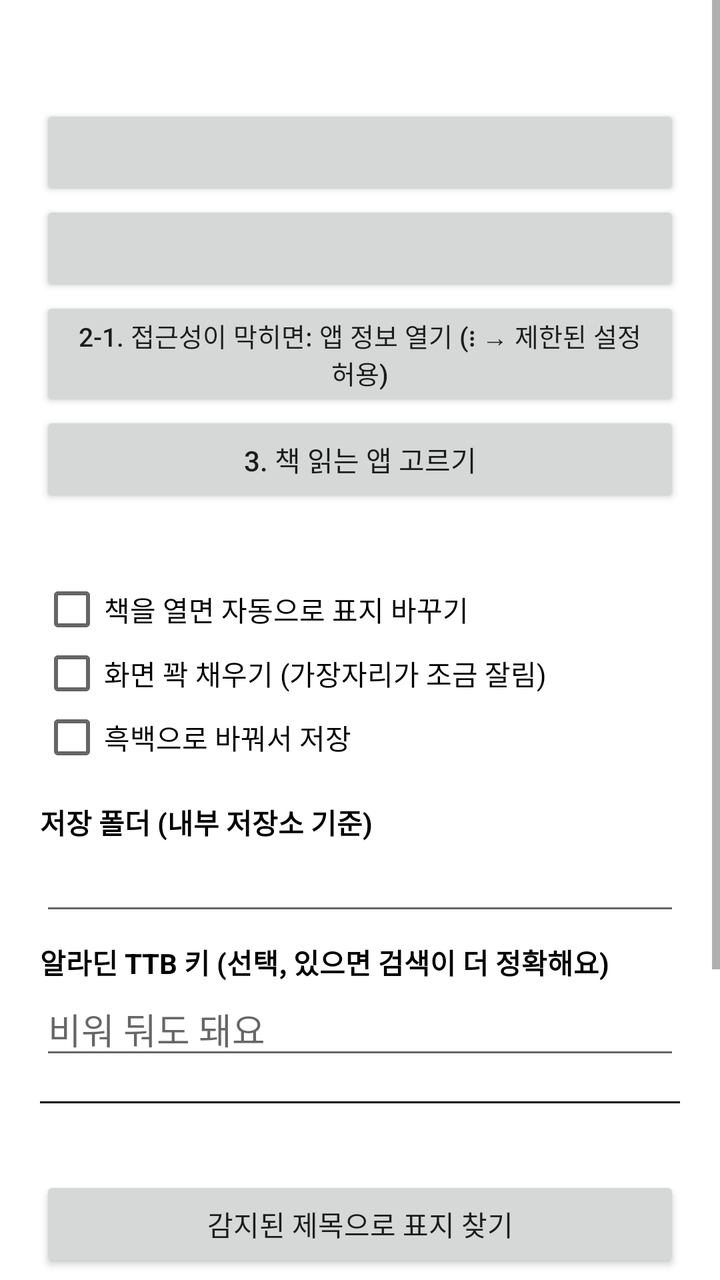
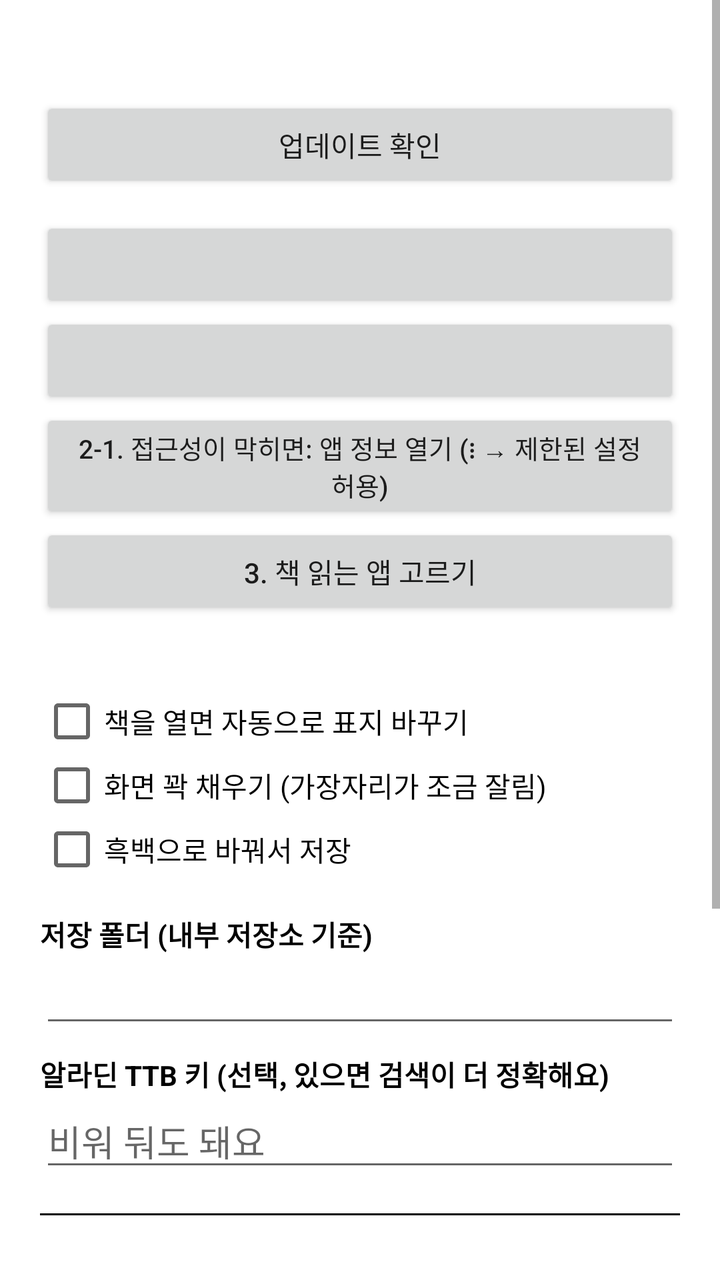

Compare the two renders of this Android layout. The source of the first and the diff that turns it into the second are given below.
<!-- AndroidManifest.xml: application theme android:Theme.Material.Light.DarkActionBar -->
<!-- res/layout/activity_main.xml -->
<?xml version="1.0" encoding="utf-8"?>
<ScrollView xmlns:android="http://schemas.android.com/apk/res/android"
    android:layout_width="match_parent"
    android:layout_height="match_parent"
    android:background="#FFFFFF"
    android:fitsSystemWindows="true">

    <LinearLayout
        android:layout_width="match_parent"
        android:layout_height="wrap_content"
        android:orientation="vertical"
        android:padding="20dp">

        <TextView
            android:id="@+id/status"
            android:layout_width="match_parent"
            android:layout_height="wrap_content"
            android:textColor="#000000"
            android:textSize="15sp" />

        <Button
            android:id="@+id/btnStorage"
            android:layout_width="match_parent"
            android:layout_height="wrap_content"
            android:layout_marginTop="12dp" />

        <Button
            android:id="@+id/btnA11y"
            android:layout_width="match_parent"
            android:layout_height="wrap_content" />

        <Button
            android:id="@+id/btnAppInfo"
            android:layout_width="match_parent"
            android:layout_height="wrap_content"
            android:text="2-1. 접근성이 막히면: 앱 정보 열기 (⋮ → 제한된 설정 허용)"
            android:textSize="13sp" />

        <Button
            android:id="@+id/btnReaders"
            android:layout_width="match_parent"
            android:layout_height="wrap_content"
            android:text="3. 책 읽는 앱 고르기" />

        <TextView
            android:id="@+id/readersText"
            android:layout_width="match_parent"
            android:layout_height="wrap_content"
            android:textColor="#333333"
            android:textSize="14sp" />

        <CheckBox
            android:id="@+id/chkAuto"
            android:layout_width="match_parent"
            android:layout_height="wrap_content"
            android:layout_marginTop="16dp"
            android:text="책을 열면 자동으로 표지 바꾸기" />

        <CheckBox
            android:id="@+id/chkFill"
            android:layout_width="match_parent"
            android:layout_height="wrap_content"
            android:text="화면 꽉 채우기 (가장자리가 조금 잘림)" />

        <CheckBox
            android:id="@+id/chkGray"
            android:layout_width="match_parent"
            android:layout_height="wrap_content"
            android:text="흑백으로 바꿔서 저장" />

        <TextView
            android:layout_width="match_parent"
            android:layout_height="wrap_content"
            android:layout_marginTop="16dp"
            android:text="저장 폴더 (내부 저장소 기준)"
            android:textColor="#000000"
            android:textStyle="bold" />

        <EditText
            android:id="@+id/editFolder"
            android:layout_width="match_parent"
            android:layout_height="wrap_content"
            android:inputType="text"
            android:singleLine="true" />

        <TextView
            android:layout_width="match_parent"
            android:layout_height="wrap_content"
            android:layout_marginTop="8dp"
            android:text="알라딘 TTB 키 (선택, 있으면 검색이 더 정확해요)"
            android:textColor="#000000"
            android:textStyle="bold" />

        <EditText
            android:id="@+id/editKey"
            android:layout_width="match_parent"
            android:layout_height="wrap_content"
            android:hint="비워 둬도 돼요"
            android:inputType="text"
            android:singleLine="true" />

        <View
            android:layout_width="match_parent"
            android:layout_height="1dp"
            android:layout_marginTop="16dp"
            android:layout_marginBottom="16dp"
            android:background="#000000" />

        <TextView
            android:id="@+id/detectedText"
            android:layout_width="match_parent"
            android:layout_height="wrap_content"
            android:textColor="#000000"
            android:textSize="15sp" />

        <Button
            android:id="@+id/btnUseDetected"
            android:layout_width="match_parent"
            android:layout_height="wrap_content"
            android:text="감지된 제목으로 표지 찾기" />

        <LinearLayout
            android:layout_width="match_parent"
            android:layout_height="wrap_content"
            android:layout_marginTop="8dp"
            android:orientation="horizontal">

            <EditText
                android:id="@+id/editQuery"
                android:layout_width="0dp"
                android:layout_height="wrap_content"
                android:layout_weight="1"
                android:hint="책 제목 직접 입력"
                android:imeOptions="actionSearch"
                android:inputType="text"
                android:singleLine="true" />

            <Button
                android:id="@+id/btnSearch"
                android:layout_width="wrap_content"
                android:layout_height="wrap_content"
                android:text="검색" />
        </LinearLayout>

        <TextView
            android:id="@+id/searchStatus"
            android:layout_width="match_parent"
            android:layout_height="wrap_content"
            android:textColor="#000000" />

        <LinearLayout
            android:id="@+id/results"
            android:layout_width="match_parent"
            android:layout_height="wrap_content"
            android:orientation="vertical" />

        <TextView
            android:layout_width="match_parent"
            android:layout_height="wrap_content"
            android:layout_marginTop="20dp"
            android:text="지금 슬립 이미지"
            android:textColor="#000000"
            android:textStyle="bold" />

        <TextView
            android:id="@+id/pathText"
            android:layout_width="match_parent"
            android:layout_height="wrap_content"
            android:textColor="#333333"
            android:textSize="13sp" />

        <Button
            android:id="@+id/btnClearCache"
            android:layout_width="match_parent"
            android:layout_height="wrap_content"
            android:text="보관된 표지 모두 지우기 (잘못 저장된 표지 정리)" />

        <ImageView
            android:id="@+id/preview"
            android:layout_width="match_parent"
            android:layout_height="wrap_content"
            android:layout_marginTop="8dp"
            android:adjustViewBounds="true"
            android:maxHeight="420dp"
            android:scaleType="fitCenter" />
    </LinearLayout>
</ScrollView>
<!-- resources referenced by this layout -->
<resources>

</resources>

<!-- the commit's change to res/layout/activity_main.xml (unified diff, before → after) -->
@@ -17,6 +17,13 @@
             android:layout_height="wrap_content"
             android:textColor="#000000"
             android:textSize="15sp" />
+
+        <Button
+            android:id="@+id/btnUpdate"
+            android:layout_width="match_parent"
+            android:layout_height="wrap_content"
+            android:layout_marginTop="8dp"
+            android:text="업데이트 확인" />
 
         <Button
             android:id="@+id/btnStorage"
